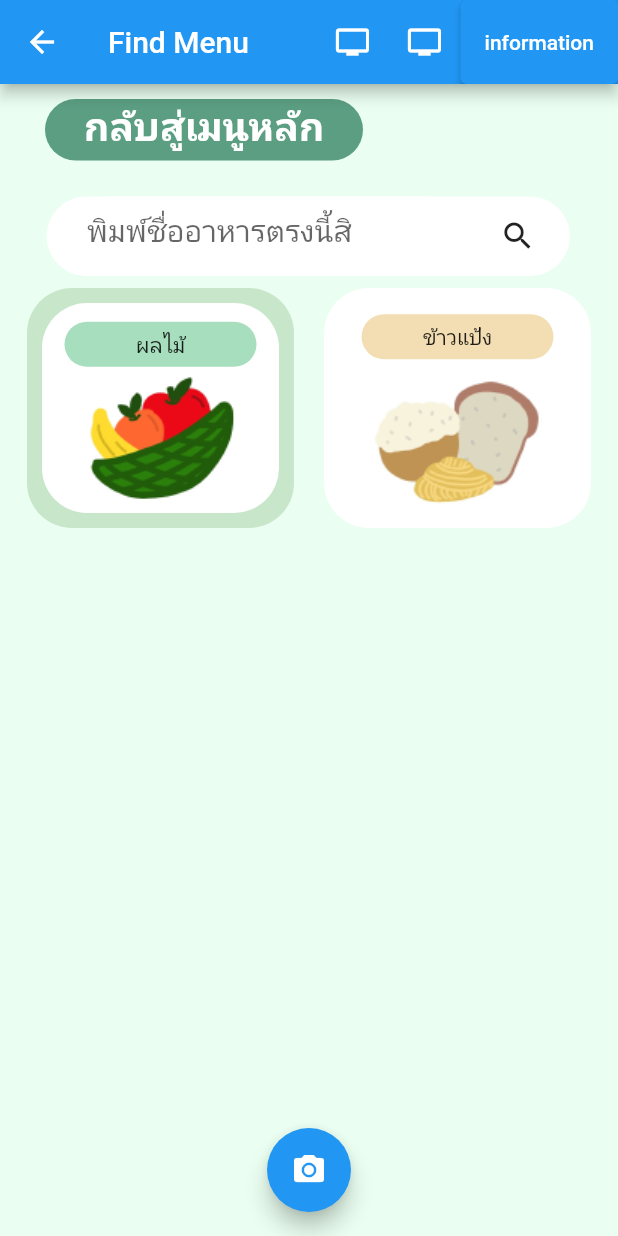
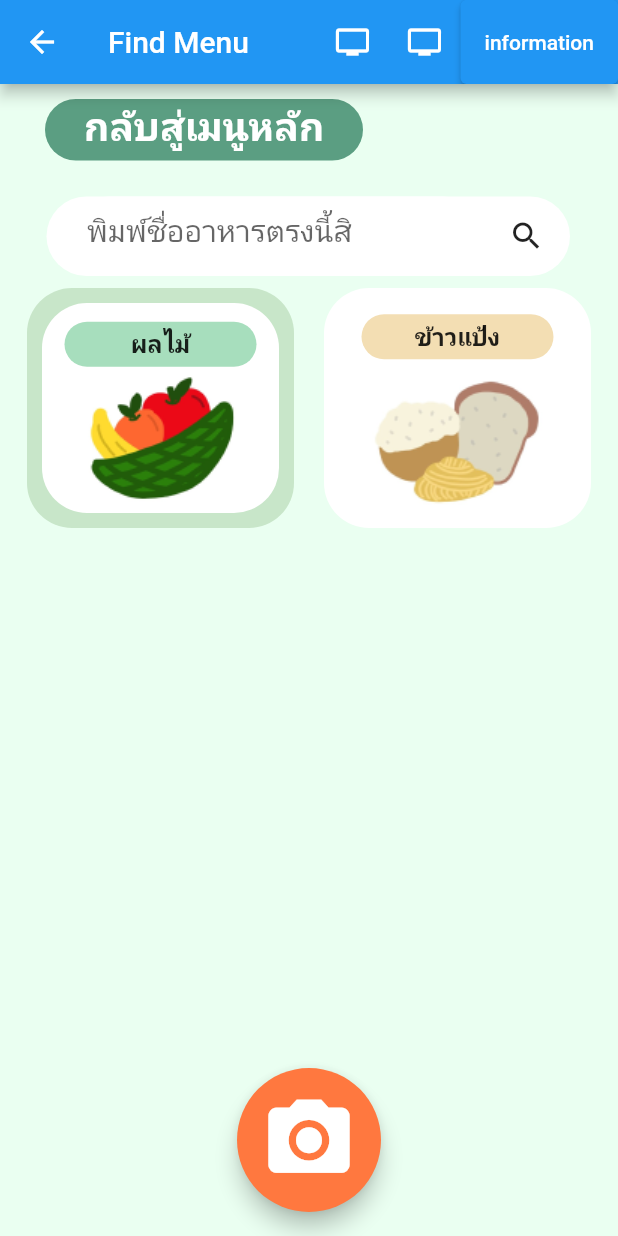
Before and after one commit to AINutritionProject/KinDeeUDee, a Flutter app: the MenuPage screen opened directly, on a phone screen of 412 x 824 dp. Run offline on Flutter 3.47's test engine with Material 2 defaults, Android fonts, the phone set to English and light mode, and no system bars; our stand-ins replace camera, cloud_firestore, csv, dotted_border, firebase_auth, firebase_core and 6 more; missing offline and left inert: dart:ffi; accounts and stored records are empty.

Commit message:
resize button in menu

```diff
--- a/lib/pages/menu.dart
+++ b/lib/pages/menu.dart
@@ -1,9 +1,9 @@
+import 'dart:ffi';
+
 import 'package:flutter/material.dart';
 import 'package:appfood2/pages/information/information.dart';
 import 'package:appfood2/pages/camera.dart';
 import 'package:appfood2/pages/all_food.dart';
-import 'package:appfood2/pages/information/information.dart';
-import 'package:appfood2/main.dart';
 
 class MenuPage extends StatelessWidget {
   const MenuPage({super.key});
@@ -12,13 +12,16 @@ class MenuPage extends StatelessWidget {
   Widget build(BuildContext context) {
     return Scaffold(
         floatingActionButtonLocation: FloatingActionButtonLocation.centerFloat,
-        floatingActionButton: FloatingActionButton(
+        floatingActionButton: FloatingActionButton.large(
+          backgroundColor: const Color.fromARGB(255, 255, 120, 63),
+          hoverColor: const Color.fromRGBO(255, 120, 63, 0.5),
           onPressed: () {
             Navigator.of(context).push(MaterialPageRoute(
                 builder: (context) =>
                     const CameraPage(replaceWhenNavigate: false)));
           },
           child: const Icon(
+            size: 65.0,
             Icons.camera_alt,
           ),
         ),
@@ -198,6 +201,8 @@ class MenuTypeIcon extends StatelessWidget {
                       child: Text(
                         name,
                         textAlign: TextAlign.center,
+                        style: TextStyle(
+                            fontSize: 16, fontWeight: FontWeight.w700),
                       ),
                     )),
               ),
@@ -234,7 +239,7 @@ class _TextFieldExampleState extends State<TextFieldExample> {
   Widget build(BuildContext context) {
     return Row(children: [
       Expanded(
-          flex: 4,
+          flex: 5,
           child: Container(
               padding: const EdgeInsets.only(left: 15),
               width: double.infinity,
@@ -250,7 +255,7 @@ class _TextFieldExampleState extends State<TextFieldExample> {
                   style: const TextStyle(fontSize: 20)))),
       Expanded(
         flex: 1,
-        child: Container(
+        child: SizedBox(
           width: double.infinity,
           child: IconButton(
             icon: const Icon(Icons.search),
```
